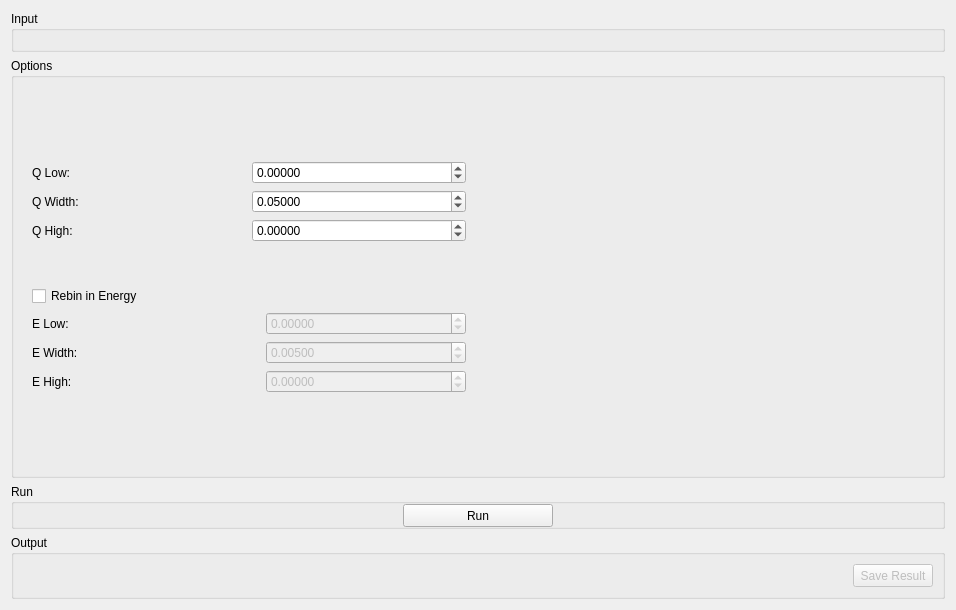
First picture: the form in qt/scientific_interfaces/Indirect/IndirectSqw.ui, repository mantidproject/mantid, before the edit.
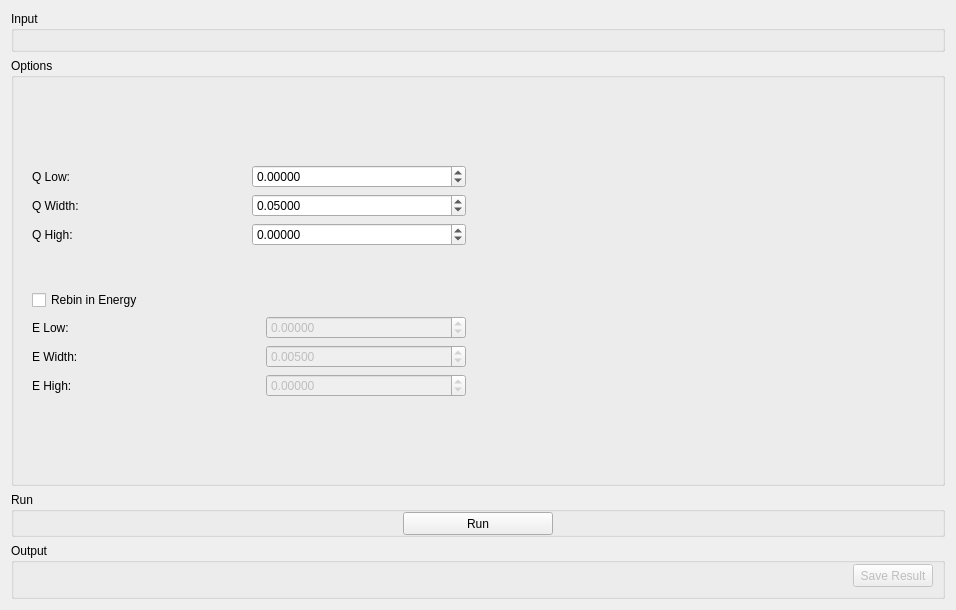
Second picture: the form after the edit. Custom widgets are drawn as their Qt base class.

Diff of the .ui file:
```diff
--- a/qt/scientific_interfaces/Indirect/IndirectSqw.ui
+++ b/qt/scientific_interfaces/Indirect/IndirectSqw.ui
@@ -489,6 +489,12 @@
       <string>Output</string>
      </property>
      <layout class="QHBoxLayout" name="horizontalLayout">
+      <property name="topMargin">
+       <number>0</number>
+      </property>
+      <property name="bottomMargin">
+       <number>7</number>
+      </property>
       <item>
        <widget class="MantidQt::CustomInterfaces::IDA::IndirectPlotOptionsView" name="ipoPlotOptions" native="true"/>
       </item>
```
Left out of the diff: 4 changed lines with no effect on the pictures.
